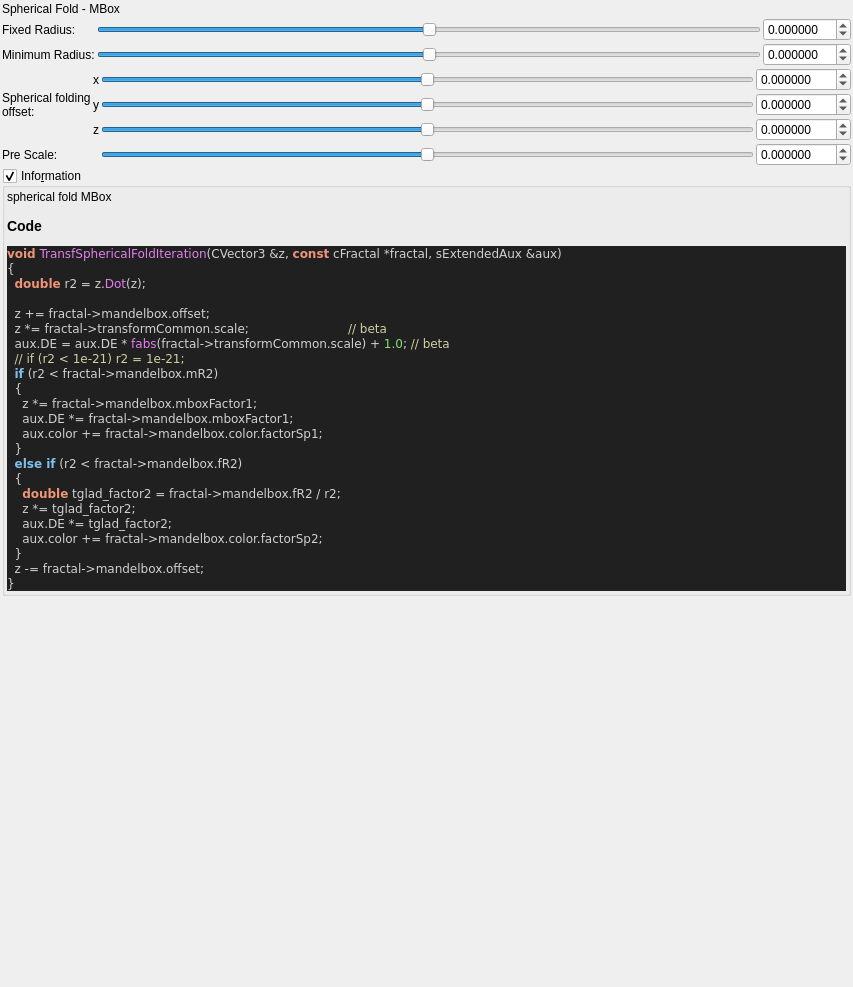
The window that mandelbulber2/formula/ui/fractal_transf_spherical_fold.ui (buddhi1980/mandelbulber2) describes before a commit, drawn with Qt 5.
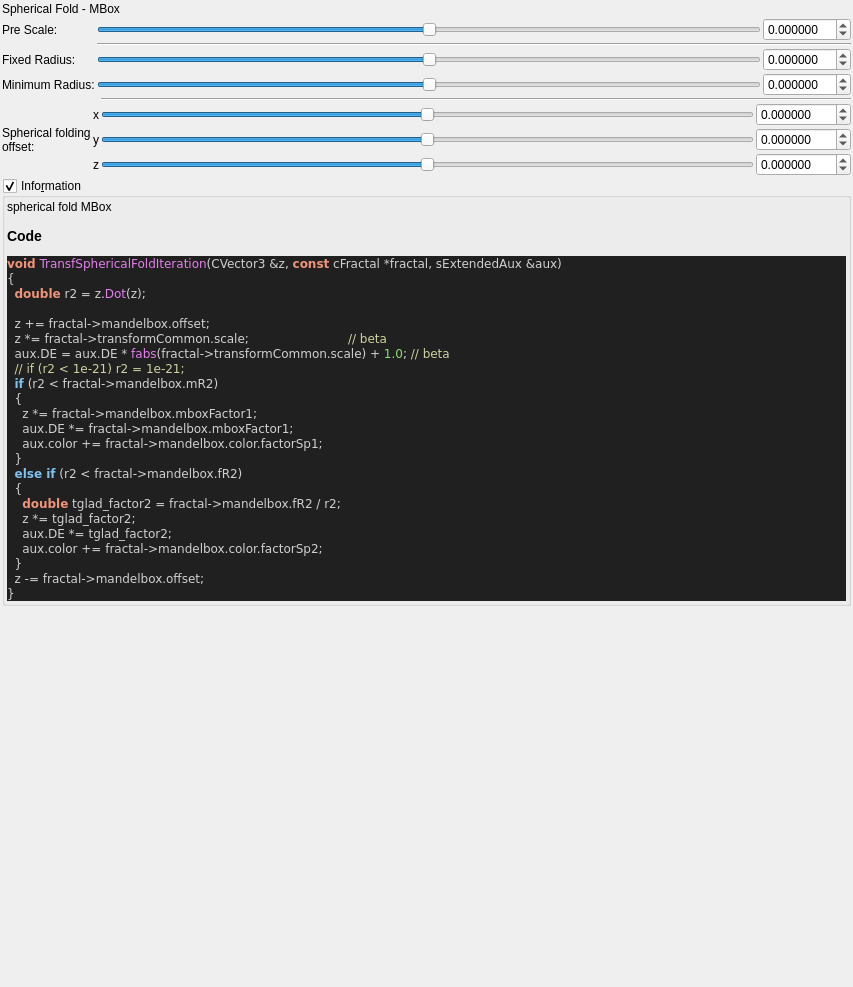
The same window after the commit. Custom widgets are drawn as their Qt base class.

```diff
--- a/mandelbulber2/formula/ui/fractal_transf_spherical_fold.ui
+++ b/mandelbulber2/formula/ui/fractal_transf_spherical_fold.ui
@@ -38,46 +38,137 @@
    </item>
    <item>
     <layout class="QGridLayout" name="gridLayout_2">
-     <item row="1" column="0">
+     <item row="0" column="0">
+      <widget class="QLabel" name="label_18">
+       <property name="text">
+        <string>Pre Scale:</string>
+       </property>
+      </widget>
+     </item>
+     <item row="2" column="0">
       <widget class="QLabel" name="label_16">
        <property name="text">
         <string>Fixed Radius:</string>
        </property>
       </widget>
      </item>
-     <item row="2" column="0">
+     <item row="2" column="2">
+      <widget class="MyDoubleSpinBox" name="spinbox_mandelbox_folding_fixed_radius">
+       <property name="sizePolicy">
+        <sizepolicy hsizetype="Minimum" vsizetype="Maximum">
+         <horstretch>0</horstretch>
+         <verstretch>0</verstretch>
+        </sizepolicy>
+       </property>
+       <property name="prefix">
+        <string/>
+       </property>
+       <property name="suffix">
+        <string/>
+       </property>
+       <property name="decimals">
+        <number>6</number>
+       </property>
+       <property name="minimum">
+        <double>-99.989999999999995</double>
+       </property>
+       <property name="maximum">
+        <double>99.989999999999995</double>
+       </property>
+       <property name="singleStep">
+        <double>0.100000000000000</double>
+       </property>
+      </widget>
+     </item>
+     <item row="0" column="2">
+      <widget class="MyDoubleSpinBox" name="spinbox_transf_scale">
+       <property name="sizePolicy">
+        <sizepolicy hsizetype="Minimum" vsizetype="Maximum">
+         <horstretch>0</horstretch>
+         <verstretch>0</verstretch>
+        </sizepolicy>
+       </property>
+       <property name="prefix">
+        <string/>
+       </property>
+       <property name="suffix">
+        <string/>
+       </property>
+       <property name="decimals">
+        <number>6</number>
+       </property>
+       <property name="minimum">
+        <double>-99.989999999999995</double>
+       </property>
+       <property name="maximum">
+        <double>99.989999999999995</double>
+       </property>
+       <property name="singleStep">
+        <double>0.100000000000000</double>
+       </property>
+      </widget>
+     </item>
+     <item row="2" column="1">
+      <widget class="QSlider" name="slider_mandelbox_folding_fixed_radius">
+       <property name="sizePolicy">
+        <sizepolicy hsizetype="Expanding" vsizetype="Maximum">
+         <horstretch>0</horstretch>
+         <verstretch>0</verstretch>
+        </sizepolicy>
+       </property>
+       <property name="minimum">
+        <number>-5000000</number>
+       </property>
+       <property name="maximum">
+        <number>5000000</number>
+       </property>
+       <property name="value">
+        <number>0</number>
+       </property>
+       <property name="sliderPosition">
+        <number>0</number>
+       </property>
+       <property name="orientation">
+        <enum>Qt::Horizontal</enum>
+       </property>
+      </widget>
+     </item>
+     <item row="3" column="2">
+      <widget class="MyDoubleSpinBox" name="spinbox_mandelbox_folding_min_radius">
+       <property name="sizePolicy">
+        <sizepolicy hsizetype="Minimum" vsizetype="Maximum">
+         <horstretch>0</horstretch>
+         <verstretch>0</verstretch>
+        </sizepolicy>
+       </property>
+       <property name="prefix">
+        <string/>
+       </property>
+       <property name="suffix">
+        <string/>
+       </property>
+       <property name="decimals">
+        <number>6</number>
+       </property>
+       <property name="minimum">
+        <double>-99.989999999999995</double>
+       </property>
+       <property name="maximum">
+        <double>99.989999999999995</double>
+       </property>
+       <property name="singleStep">
+        <double>0.100000000000000</double>
+       </property>
+      </widget>
+     </item>
+     <item row="3" column="0">
       <widget class="QLabel" name="label_47">
        <property name="text">
         <string>Minimum Radius:</string>
        </property>
       </widget>
      </item>
-     <item row="1" column="1">
-      <widget class="QSlider" name="slider_mandelbox_folding_fixed_radius">
-       <property name="sizePolicy">
-        <sizepolicy hsizetype="Expanding" vsizetype="Maximum">
-         <horstretch>0</horstretch>
-         <verstretch>0</verstretch>
-        </sizepolicy>
-       </property>
-       <property name="minimum">
-        <number>-5000000</number>
-       </property>
-       <property name="maximum">
-        <number>5000000</number>
-       </property>
-       <property name="value">
-        <number>0</number>
-       </property>
-       <property name="sliderPosition">
-        <number>0</number>
-       </property>
-       <property name="orientation">
-        <enum>Qt::Horizontal</enum>
-       </property>
-      </widget>
-     </item>
-     <item row="2" column="1">
+     <item row="3" column="1">
       <widget class="QSlider" name="slider_mandelbox_folding_min_radius">
        <property name="sizePolicy">
         <sizepolicy hsizetype="Expanding" vsizetype="Maximum">
@@ -102,59 +193,35 @@
        </property>
       </widget>
      </item>
-     <item row="2" column="2">
-      <widget class="MyDoubleSpinBox" name="spinbox_mandelbox_folding_min_radius">
+     <item row="0" column="1">
+      <widget class="QSlider" name="slider_transf_scale">
        <property name="sizePolicy">
-        <sizepolicy hsizetype="Minimum" vsizetype="Maximum">
+        <sizepolicy hsizetype="Expanding" vsizetype="Maximum">
          <horstretch>0</horstretch>
          <verstretch>0</verstretch>
         </sizepolicy>
        </property>
-       <property name="prefix">
-        <string/>
-       </property>
-       <property name="suffix">
-        <string/>
-       </property>
-       <property name="decimals">
-        <number>6</number>
-       </property>
        <property name="minimum">
-        <double>-99.989999999999995</double>
+        <number>-5000000</number>
        </property>
        <property name="maximum">
-        <double>99.989999999999995</double>
+        <number>5000000</number>
        </property>
-       <property name="singleStep">
-        <double>0.100000000000000</double>
+       <property name="value">
+        <number>0</number>
+       </property>
+       <property name="sliderPosition">
+        <number>0</number>
+       </property>
+       <property name="orientation">
+        <enum>Qt::Horizontal</enum>
        </property>
       </widget>
      </item>
-     <item row="1" column="2">
-      <widget class="MyDoubleSpinBox" name="spinbox_mandelbox_folding_fixed_radius">
-       <property name="sizePolicy">
-        <sizepolicy hsizetype="Minimum" vsizetype="Maximum">
-         <horstretch>0</horstretch>
-         <verstretch>0</verstretch>
-        </sizepolicy>
-       </property>
-       <property name="prefix">
-        <string/>
-       </property>
-       <property name="suffix">
-        <string/>
-       </property>
-       <property name="decimals">
-        <number>6</number>
-       </property>
-       <property name="minimum">
-        <double>-99.989999999999995</double>
-       </property>
-       <property name="maximum">
-        <double>99.989999999999995</double>
-       </property>
-       <property name="singleStep">
-        <double>0.100000000000000</double>
+     <item row="1" column="1" colspan="2">
+      <widget class="Line" name="line">
+       <property name="orientation">
+        <enum>Qt::Horizontal</enum>
        </property>
       </widget>
      </item>
@@ -371,66 +438,13 @@
        </property>
       </widget>
      </item>
-     <item row="6" column="0">
-      <widget class="QLabel" name="label_18">
-       <property name="text">
-        <string>Pre Scale:</string>
-       </property>
-      </widget>
-     </item>
-     <item row="6" column="2">
-      <widget class="QSlider" name="slider_transf_scale">
-       <property name="sizePolicy">
-        <sizepolicy hsizetype="Expanding" vsizetype="Maximum">
-         <horstretch>0</horstretch>
-         <verstretch>0</verstretch>
-        </sizepolicy>
-       </property>
-       <property name="minimum">
-        <number>-5000000</number>
-       </property>
-       <property name="maximum">
-        <number>5000000</number>
-       </property>
-       <property name="value">
-        <number>0</number>
-       </property>
-       <property name="sliderPosition">
-        <number>0</number>
-       </property>
+     <item row="0" column="2" colspan="2">
+      <widget class="Line" name="line_2">
        <property name="orientation">
         <enum>Qt::Horizontal</enum>
        </property>
       </widget>
      </item>
-     <item row="6" column="3">
-      <widget class="MyDoubleSpinBox" name="spinbox_transf_scale">
-       <property name="sizePolicy">
-        <sizepolicy hsizetype="Minimum" vsizetype="Maximum">
-         <horstretch>0</horstretch>
-         <verstretch>0</verstretch>
-        </sizepolicy>
-       </property>
-       <property name="prefix">
-        <string/>
-       </property>
-       <property name="suffix">
-        <string/>
-       </property>
-       <property name="decimals">
-        <number>6</number>
-       </property>
-       <property name="minimum">
-        <double>-99.989999999999995</double>
-       </property>
-       <property name="maximum">
-        <double>99.989999999999995</double>
-       </property>
-       <property name="singleStep">
-        <double>0.100000000000000</double>
-       </property>
-      </widget>
-     </item>
     </layout>
    </item>
    <item>
@@ -523,17 +537,17 @@
   </layout>
  </widget>
  <customwidgets>
-  <customwidget>
-   <class>MyDoubleSpinBox</class>
-   <extends>QDoubleSpinBox</extends>
-   <header>my_double_spin_box.h</header>
-  </customwidget>
   <customwidget>
    <class>MyGroupBox</class>
    <extends>QGroupBox</extends>
    <header>my_group_box.h</header>
    <container>1</container>
   </customwidget>
+  <customwidget>
+   <class>MyDoubleSpinBox</class>
+   <extends>QDoubleSpinBox</extends>
+   <header>my_double_spin_box.h</header>
+  </customwidget>
  </customwidgets>
  <tabstops>
   <tabstop>slider_mandelbox_folding_fixed_radius</tabstop>
```
Left out of the diff: 4 changed lines with no effect on the pictures.
